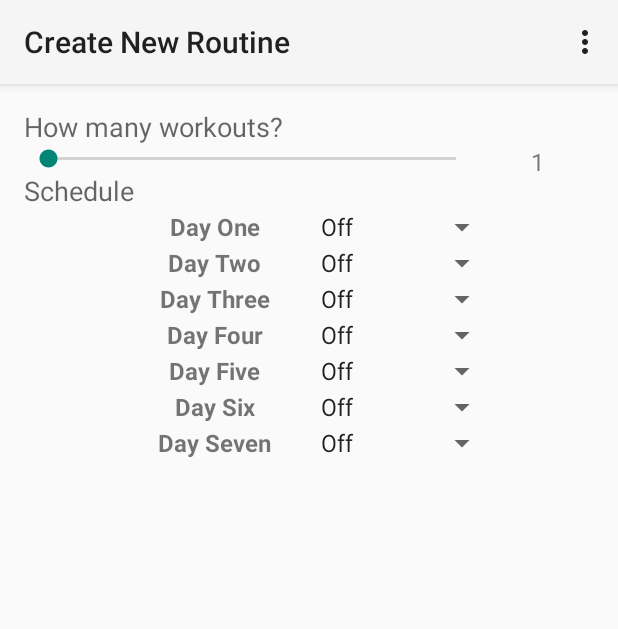
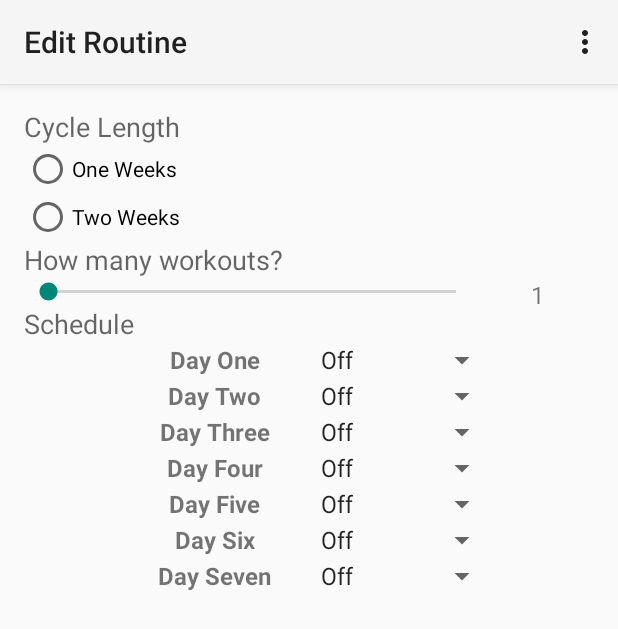
Before and after one commit to meddy/maxreps, an Android app: the screen it shows after launch (NewRoutineActivity before the commit, EditRoutineActivity after it), on a phone screen of 412 x 824 dp. Shown: the top 629 px of the screen. Run offline under Robolectric (Android 15) with nearby library versions, the phone set to English and light mode, and no system bars.

Commit message:
radio buttons brah

```diff
--- a/app/src/main/AndroidManifest.xml
+++ b/app/src/main/AndroidManifest.xml
@@ -7,8 +7,8 @@
         android:label="@string/app_name"
         android:theme="@style/AppTheme" >
         <activity
-            android:name="net.maxeddy.maxreps.NewRoutineActivity"
-            android:label="@string/new_routine_title" >
+            android:name="net.maxeddy.maxreps.EditRoutineActivity"
+            android:label="@string/edit_routine_title" >
             <intent-filter>
                 <action android:name="android.intent.action.MAIN" />
                 <category android:name="android.intent.category.LAUNCHER" />
--- a/app/src/main/java/net/maxeddy/maxreps/NewRoutineActivity.java
+++ b/app/src/main/java/net/maxeddy/maxreps/EditRoutineActivity.java
@@ -4,6 +4,7 @@ import android.app.Activity;
 import android.os.Bundle;
 import android.view.Menu;
 import android.view.MenuItem;
+import android.view.View;
 import android.widget.ArrayAdapter;
 import android.widget.SeekBar;
 import android.widget.Spinner;
@@ -12,7 +13,7 @@ import android.widget.TextView;
 import java.util.ArrayList;
 import java.util.List;
 
-public class NewRoutineActivity extends Activity {
+public class EditRoutineActivity extends Activity {
 
     private SeekBar numWorkoutsSlider;
     private TextView numWorkoutsText;
@@ -23,7 +24,7 @@ public class NewRoutineActivity extends Activity {
     @Override
     protected void onCreate(Bundle savedInstanceState) {
         super.onCreate(savedInstanceState);
-        setContentView(R.layout.activity_new_routine);
+        setContentView(R.layout.activity_edit_routine);
         initializeViews();
         setupNumWorkoutsSlider();
         updateWorkoutScheduleValues();
@@ -82,10 +83,14 @@ public class NewRoutineActivity extends Activity {
         }
     }
 
+    public void onCycleLengthRadioButtonClick(View view) {
+        // TODO: Implement
+    }
+
     @Override
     public boolean onCreateOptionsMenu(Menu menu) {
         // Inflate the menu; this adds items to the action bar if it is present.
-        getMenuInflater().inflate(R.menu.menu_new_routine, menu);
+        getMenuInflater().inflate(R.menu.menu_edit_routine, menu);
         return true;
     }
 
--- a/app/src/main/res/layout/activity_new_routine.xml
+++ b/app/src/main/res/layout/activity_edit_routine.xml
@@ -6,43 +6,60 @@
     android:paddingTop="16dp"
     android:paddingLeft="16dp"
     android:paddingRight="16dp"
-    tools:context="net.maxeddy.maxreps.NewRoutineActivity">
+    tools:context="net.maxeddy.maxreps.EditRoutineActivity">
+    <TextView
+        android:layout_width="wrap_content"
+        android:layout_height="wrap_content"
+        android:textAppearance="?android:attr/textAppearanceMedium"
+        android:text="@string/edit_routine_cycle_length_label" />
+
+    <RadioGroup xmlns:android="http://schemas.android.com/apk/res/android"
+        android:layout_width="fill_parent"
+        android:layout_height="wrap_content"
+        android:orientation="vertical">
+        <RadioButton android:id="@+id/cycle_length_one"
+            android:layout_width="wrap_content"
+            android:layout_height="wrap_content"
+            android:text="@string/edit_routine_cycle_length_one"
+            android:onClick="onCycleLengthRadioButtonClick"/>
+        <RadioButton android:id="@+id/cycle_length_two"
+            android:layout_width="wrap_content"
+            android:layout_height="wrap_content"
+            android:text="@string/edit_routine_cycle_length_two"
+            android:onClick="onCycleLengthRadioButtonClick"/>
+    </RadioGroup>
 
     <TextView
         android:layout_width="wrap_content"
         android:layout_height="wrap_content"
         android:textAppearance="?android:attr/textAppearanceMedium"
-        android:text="@string/new_routine_num_workouts_label"
-        android:id="@+id/textView" />
+        android:text="@string/edit_routine_num_workouts_label" />
 
     <LinearLayout
         android:layout_width="match_parent"
         android:layout_height="wrap_content"
         android:orientation="horizontal">
-
         <SeekBar
             android:layout_width="0dp"
             android:layout_weight="0.8"
             android:layout_height="wrap_content"
             android:id="@+id/numWorkoutsSlider"
             android:max="6"/>
-
         <TextView
             android:layout_width="0dp"
             android:layout_height="match_parent"
             android:gravity="center"
             android:layout_weight="0.2"
-            android:text="@string/new_routine_num_workouts_text"
+            android:text="@string/edit_routine_num_workouts_text"
             android:textSize="16sp"
             android:id="@+id/numWorkoutsText" />
-
     </LinearLayout>
 
     <TextView
         android:layout_width="wrap_content"
         android:layout_height="wrap_content"
         android:textAppearance="?android:attr/textAppearanceMedium"
-        android:text="@string/new_routine_schedule_label" />
+        android:text="@string/edit_routine_schedule_label" />
 
     <LinearLayout
         android:layout_width="match_parent"
@@ -50,22 +67,19 @@
         android:orientation="horizontal"
         android:paddingLeft="64dp"
         android:paddingRight="64dp">
-
         <TextView
             android:layout_width="0dp"
             android:layout_height="match_parent"
             android:gravity="center"
             android:layout_weight="0.5"
-            android:text="@string/new_routine_day_one_label"
+            android:text="@string/edit_routine_day_one_label"
             android:textSize="16sp"
             android:textStyle="bold"/>
-
         <Spinner
             android:layout_width="0dp"
             android:layout_height="fill_parent"
             android:layout_weight="0.5"
             android:id="@+id/dayOne" />
-
     </LinearLayout>
 
     <LinearLayout
@@ -74,22 +88,19 @@
         android:orientation="horizontal"
         android:paddingLeft="64dp"
         android:paddingRight="64dp">
-
         <TextView
             android:layout_width="0dp"
             android:layout_height="match_parent"
             android:gravity="center"
             android:layout_weight="0.5"
-            android:text="@string/new_routine_day_two_label"
+            android:text="@string/edit_routine_day_two_label"
             android:textSize="16sp"
             android:textStyle="bold" />
-
         <Spinner
             android:layout_width="0dp"
             android:layout_height="wrap_content"
             android:layout_weight="0.5"
             android:id="@+id/dayTwo" />
-
     </LinearLayout>
 
     <LinearLayout
@@ -98,22 +109,19 @@
         android:orientation="horizontal"
         android:paddingLeft="64dp"
         android:paddingRight="64dp">
-
         <TextView
             android:layout_width="0dp"
             android:layout_height="match_parent"
             android:gravity="center"
             android:layout_weight="0.5"
-            android:text="@string/new_routine_day_three_label"
+            android:text="@string/edit_routine_day_three_label"
             android:textSize="16sp"
             android:textStyle="bold" />
-
         <Spinner
             android:layout_width="0dp"
             android:layout_height="wrap_content"
             android:layout_weight="0.5"
             android:id="@+id/dayThree" />
-
     </LinearLayout>
 
 
@@ -123,22 +131,19 @@
         android:orientation="horizontal"
         android:paddingLeft="64dp"
         android:paddingRight="64dp">
-
         <TextView
             android:layout_width="0dp"
             android:layout_height="match_parent"
             android:gravity="center"
             android:layout_weight="0.5"
-            android:text="@string/new_routine_day_four_label"
+            android:text="@string/edit_routine_day_four_label"
             android:textSize="16sp"
             android:textStyle="bold" />
-
         <Spinner
             android:layout_width="0dp"
             android:layout_height="wrap_content"
             android:layout_weight="0.5"
             android:id="@+id/dayFour" />
-
     </LinearLayout>
 
     <LinearLayout
@@ -147,22 +152,19 @@
         android:orientation="horizontal"
         android:paddingLeft="64dp"
         android:paddingRight="64dp">
-
         <TextView
             android:layout_width="0dp"
             android:layout_height="match_parent"
             android:gravity="center"
             android:layout_weight="0.5"
-            android:text="@string/new_routine_day_five_label"
+            android:text="@string/edit_routine_day_five_label"
             android:textSize="16sp"
             android:textStyle="bold" />
-
         <Spinner
             android:layout_width="0dp"
             android:layout_height="wrap_content"
             android:layout_weight="0.5"
             android:id="@+id/dayFive" />
-
     </LinearLayout>
 
     <LinearLayout
@@ -171,22 +173,19 @@
         android:orientation="horizontal"
         android:paddingLeft="64dp"
         android:paddingRight="64dp">
-
         <TextView
             android:layout_width="0dp"
             android:layout_height="match_parent"
             android:gravity="center"
             android:layout_weight="0.5"
-            android:text="@string/new_routine_day_six_label"
+            android:text="@string/edit_routine_day_six_label"
             android:textSize="16sp"
             android:textStyle="bold" />
-
         <Spinner
             android:layout_width="0dp"
             android:layout_height="wrap_content"
             android:layout_weight="0.5"
             android:id="@+id/daySix" />
-
     </LinearLayout>
 
     <LinearLayout
@@ -195,22 +194,18 @@
         android:orientation="horizontal"
         android:paddingLeft="64dp"
         android:paddingRight="64dp">
-
         <TextView
             android:layout_width="0dp"
             android:layout_height="match_parent"
             android:gravity="center"
             android:layout_weight="0.5"
-            android:text="@string/new_routine_day_seven_label"
+            android:text="@string/edit_routine_day_seven_label"
             android:textSize="16sp"
             android:textStyle="bold" />
-
         <Spinner
             android:layout_width="0dp"
             android:layout_height="wrap_content"
             android:layout_weight="0.5"
             android:id="@+id/daySeven" />
-
     </LinearLayout>
-
 </LinearLayout>
--- a/app/src/main/res/menu/menu_new_routine.xml
+++ b/app/src/main/res/menu/menu_edit_routine.xml
@@ -1,6 +1,6 @@
 <menu xmlns:android="http://schemas.android.com/apk/res/android"
     xmlns:tools="http://schemas.android.com/tools"
-    tools:context="net.maxeddy.maxreps.NewRoutineActivity">
+    tools:context="net.maxeddy.maxreps.EditRoutineActivity">
     <item android:id="@+id/action_settings" android:title="@string/action_settings"
         android:orderInCategory="100" android:showAsAction="never" />
 </menu>
--- a/app/src/main/res/values/strings.xml
+++ b/app/src/main/res/values/strings.xml
@@ -2,19 +2,22 @@
 <resources>
 
     <string name="app_name">MaxReps</string>
-
-    <!-- NewRoutineActivity -->
-    <string name="new_routine_title">Create New Routine</string>
-    <string name="new_routine_num_workouts_text">1</string>
-    <string name="new_routine_num_workouts_label">How many workouts?</string>
-    <string name="new_routine_schedule_label">Schedule</string>
-    <string name="new_routine_day_one_label">Day One</string>
-    <string name="new_routine_day_two_label">Day Two</string>
-    <string name="new_routine_day_three_label">Day Three</string>
-    <string name="new_routine_day_four_label">Day Four</string>
-    <string name="new_routine_day_five_label">Day Five</string>
-    <string name="new_routine_day_six_label">Day Six</string>
-    <string name="new_routine_day_seven_label">Day Seven</string>
     <string name="action_settings">Settings</string>
 
+    <!-- RoutineEditActivity -->
+    <string name="edit_routine_title">Edit Routine</string>
+    <string name="edit_routine_cycle_length_label">Cycle Length</string>
+    <string name="edit_routine_cycle_length_one">One Weeks</string>
+    <string name="edit_routine_cycle_length_two">Two Weeks</string>
+    <string name="edit_routine_num_workouts_text">1</string>
+    <string name="edit_routine_num_workouts_label">How many workouts?</string>
+    <string name="edit_routine_schedule_label">Schedule</string>
+    <string name="edit_routine_day_one_label">Day One</string>
+    <string name="edit_routine_day_two_label">Day Two</string>
+    <string name="edit_routine_day_three_label">Day Three</string>
+    <string name="edit_routine_day_four_label">Day Four</string>
+    <string name="edit_routine_day_five_label">Day Five</string>
+    <string name="edit_routine_day_six_label">Day Six</string>
+    <string name="edit_routine_day_seven_label">Day Seven</string>
+
 </resources>
```
